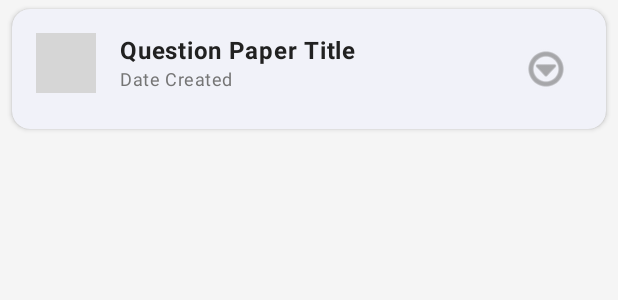
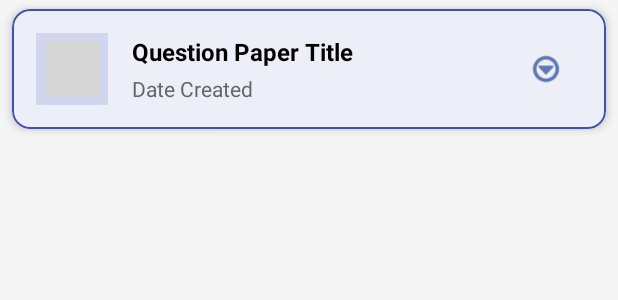
Before and after one commit to ammare03/ExamForge, an Android app: the layout item_question_paper.xml on its own in the app's theme, with its tools: preview values and no code run, on a phone screen of 412 x 824 dp. Shown: the top 300 px of the screen. Run offline under Robolectric (Android 15) with nearby library versions, the phone set to English and light mode, and no system bars; grey boxes are pictures that could not be loaded.

Commit message:
Updated GUI.

```diff
--- a/app/src/main/res/layout/activity_home.xml
+++ b/app/src/main/res/layout/activity_home.xml
@@ -110,9 +110,14 @@
         android:layout_width="wrap_content"
         android:layout_height="match_parent"
         android:layout_gravity="start"
+        android:background="@color/white"
         app:headerLayout="@layout/nav_header"
         app:itemTextColor="@color/text_primary"
         app:itemIconTint="@color/primary"
+        app:itemTextAppearance="@style/TextAppearance.ExamForge.BodyMedium"
+        app:itemIconPadding="16dp"
+        app:itemHorizontalPadding="24dp"
+        app:itemVerticalPadding="8dp"
         app:menu="@menu/menu_nav_drawer" />
 
 </androidx.drawerlayout.widget.DrawerLayout>
--- a/app/src/main/res/layout/item_question_paper.xml
+++ b/app/src/main/res/layout/item_question_paper.xml
@@ -8,10 +8,12 @@
     android:layout_marginHorizontal="8dp"
     android:layout_marginVertical="6dp"
     app:cardCornerRadius="12dp"
-    app:cardElevation="2dp"
-    app:strokeWidth="0dp"
+    app:cardElevation="4dp"
+    app:strokeWidth="1dp"
+    app:strokeColor="@color/primary"
     android:clickable="true"
     android:focusable="true"
+    app:cardBackgroundColor="@color/white"
     app:rippleColor="?attr/colorControlHighlight">
 
     <androidx.constraintlayout.widget.ConstraintLayout
@@ -19,57 +21,71 @@
         android:layout_height="wrap_content"
         android:padding="16dp">
 
-        <!-- Document Icon -->
+        <!-- Document Icon with Background -->
+        <FrameLayout
+            android:id="@+id/flIconContainer"
+            android:layout_width="48dp"
+            android:layout_height="48dp"
+            android:background="@color/primary"
+            android:alpha="0.15"
+            app:layout_constraintStart_toStartOf="parent"
+            app:layout_constraintTop_toTopOf="parent">
+
             <ImageView
                 android:id="@+id/ivDocIcon"
-            android:layout_width="40dp"
-            android:layout_height="40dp"
+                android:layout_width="36dp"
+                android:layout_height="36dp"
                 android:src="@drawable/app_logo"
-            android:alpha="0.8"
-            android:contentDescription="Document Icon"
-            app:layout_constraintStart_toStartOf="parent"
-            app:layout_constraintTop_toTopOf="parent" />
+                android:layout_gravity="center"
+                android:alpha="1.0"
+                android:contentDescription="Document Icon" />
+        </FrameLayout>
+
+        <!-- Item content container -->
+        <LinearLayout
+            android:layout_width="0dp"
+            android:layout_height="wrap_content"
+            android:orientation="vertical"
+            android:layout_marginStart="16dp"
+            android:layout_marginEnd="8dp"
+            app:layout_constraintStart_toEndOf="@id/flIconContainer"
+            app:layout_constraintEnd_toStartOf="@id/ivAction"
+            app:layout_constraintTop_toTopOf="@id/flIconContainer"
+            app:layout_constraintBottom_toBottomOf="@id/flIconContainer">
 
             <TextView
                 android:id="@+id/tvPaperTitle"
-            android:layout_width="0dp"
+                android:layout_width="match_parent"
                 android:layout_height="wrap_content"
-            android:layout_marginStart="16dp"
-            android:layout_marginEnd="8dp"
                 android:text="Question Paper Title"
-            android:textAppearance="@style/TextAppearance.ExamForge.BodyLarge"
+                android:textSize="16sp"
+                android:textColor="#000000"
                 android:textStyle="bold"
                 android:maxLines="1"
-            android:ellipsize="end"
-            app:layout_constraintStart_toEndOf="@id/ivDocIcon"
-            app:layout_constraintEnd_toStartOf="@id/ivAction"
-            app:layout_constraintTop_toTopOf="@id/ivDocIcon" />
+                android:ellipsize="end" />
 
             <TextView
                 android:id="@+id/tvPaperDate"
-            android:layout_width="0dp"
+                android:layout_width="match_parent"
                 android:layout_height="wrap_content"
-            android:layout_marginStart="16dp"
-            android:layout_marginEnd="8dp"
                 android:text="Date Created"
-            android:textAppearance="@style/TextAppearance.ExamForge.BodySmall"
-            android:textColor="@color/text_secondary"
-            app:layout_constraintStart_toEndOf="@id/ivDocIcon"
-            app:layout_constraintEnd_toStartOf="@id/ivAction"
-            app:layout_constraintTop_toBottomOf="@id/tvPaperTitle" />
+                android:textSize="14sp"
+                android:textColor="#666666"
+                android:layout_marginTop="4dp" />
+        </LinearLayout>
 
         <!-- Action Button (More options or download) -->
         <ImageView
             android:id="@+id/ivAction"
-            android:layout_width="wrap_content"
-            android:layout_height="wrap_content"
+            android:layout_width="48dp"
+            android:layout_height="48dp"
             android:src="@android:drawable/ic_menu_more"
-            android:padding="8dp"
+            android:padding="12dp"
             android:background="?attr/selectableItemBackgroundBorderless"
             android:contentDescription="More Options"
             app:layout_constraintEnd_toEndOf="parent"
             app:layout_constraintTop_toTopOf="parent"
             app:layout_constraintBottom_toBottomOf="parent"
-            app:tint="@color/text_secondary" />
+            app:tint="@color/primary_dark" />
     </androidx.constraintlayout.widget.ConstraintLayout>
 </com.google.android.material.card.MaterialCardView>
```
Also changed, not shown: app/src/main/res/layout/activity_preview.xml (+73 -19 lines), app/src/main/res/menu/menu_nav_drawer.xml (+17 -4 lines). Lines whose indentation alone changed are shown as unchanged.
